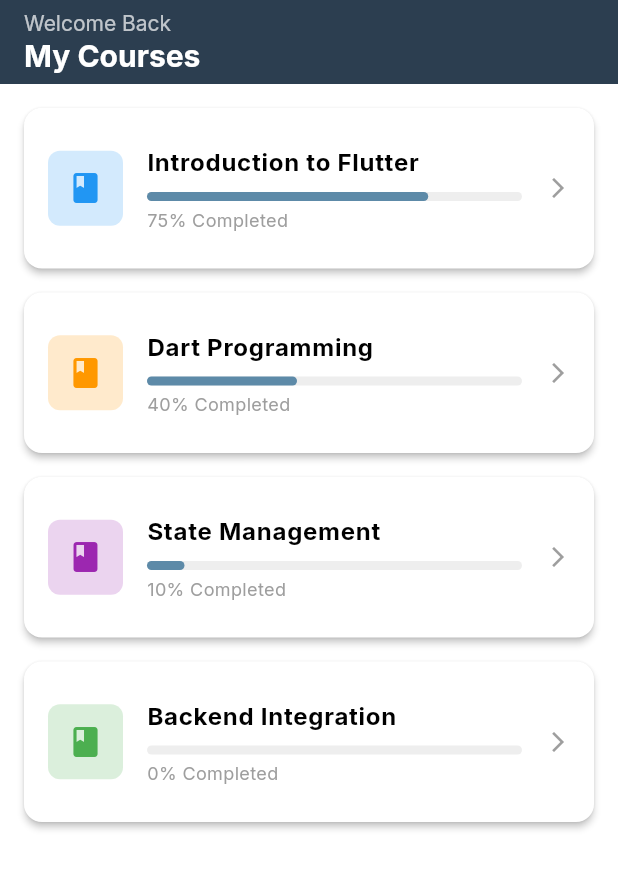
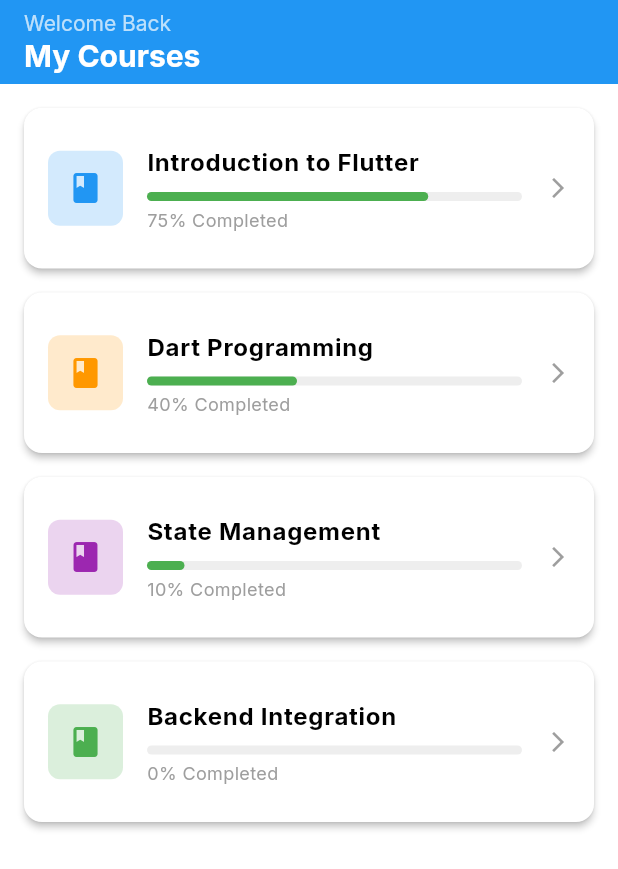
Before and after one commit to Sundus-Ali/learnprogres, a Flutter app: the DashboardScreen screen opened directly, on a phone screen of 412 x 824 dp. Shown: the top 869 px of the screen. Run offline on Flutter 3.47's test engine with Material 3 defaults, Android fonts, the phone set to English and light mode, and no system bars; our stand-ins replace google_fonts, shared_preferences; accounts and stored records are empty.

Commit message:
Updated Theme to Blue/Green and Implemented CourseViewModel (MVVM)

```diff
--- a/lib/core/theme.dart
+++ b/lib/core/theme.dart
@@ -3,8 +3,8 @@ import 'package:google_fonts/google_fonts.dart';
 
 class AppTheme {
   // Colors
-  static const Color charcoalBlue = Color(0xFF2C3E50); // Primary
-  static const Color dustyDenim = Color(0xFF5D8AA8); // Secondary
+  static const Color charcoalBlue = Colors.blue; // Primary (Blue)
+  static const Color dustyDenim = Colors.green; // Secondary (Green)
   static const Color white = Colors.white;
   static const Color black = Colors.black;
 
--- a/lib/main.dart
+++ b/lib/main.dart
@@ -2,6 +2,7 @@ import 'package:flutter/material.dart';
 import 'package:provider/provider.dart';
 import 'package:learnprogres/core/theme.dart';
 import 'package:learnprogres/viewmodels/auth_viewmodel.dart';
+import 'package:learnprogres/viewmodels/course_viewmodel.dart';
 import 'package:learnprogres/views/auth/login_screen.dart';
 import 'package:learnprogres/views/main_layout.dart';
 import 'package:learnprogres/views/dashboard/teacher_dashboard_screen.dart';
@@ -19,6 +20,7 @@ class MyApp extends StatelessWidget {
     return MultiProvider(
       providers: [
         ChangeNotifierProvider(create: (_) => AuthViewModel()),
+        ChangeNotifierProvider(create: (_) => CourseViewModel()),
       ],
       child: MaterialApp(
         title: 'LearnProgress',
--- /dev/null
+++ b/lib/viewmodels/course_viewmodel.dart
@@ -0,0 +1,30 @@
+import 'package:flutter/material.dart';
+import 'package:http/http.dart' as http;
+import 'dart:convert';
+import 'package:learnprogres/core/constants.dart';
+
+class CourseViewModel extends ChangeNotifier {
+  List<dynamic> _courses = [];
+  List<dynamic> get courses => _courses;
+
+  bool _isLoading = false;
+  bool get isLoading => _isLoading;
+
+  // Fetch courses from backend
+  Future<void> fetchCourses() async {
+    _isLoading = true;
+    notifyListeners();
+
+    try {
+      final response = await http.get(Uri.parse('${AppConstants.apiBaseUrl}/courses'));
+      if (response.statusCode == 200) {
+        _courses = jsonDecode(response.body);
+      }
+    } catch (e) {
+      debugPrint('Error fetching courses: $e');
+    } finally {
+      _isLoading = false;
+      notifyListeners();
+    }
+  }
+}
```
